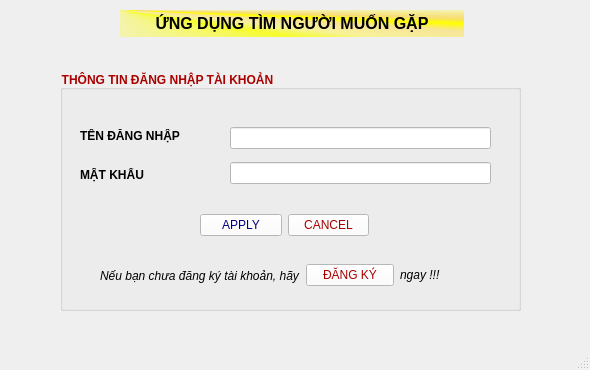
This is client/ui/login_ui.ui in DacLuc/relative_face_recognition_app as Qt 5 draws it before an edit. The edited form follows.
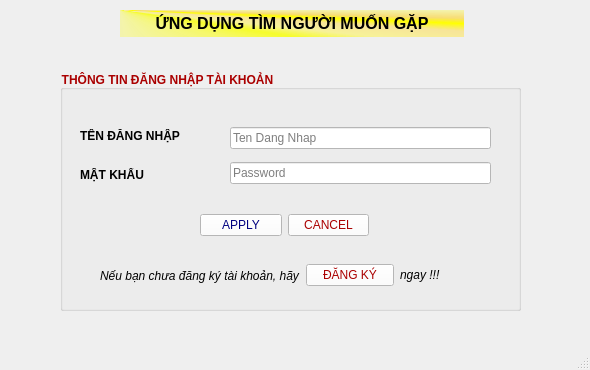
This is the edited form.

```diff
--- a/client/ui/login_ui.ui
+++ b/client/ui/login_ui.ui
@@ -119,6 +119,9 @@
          <string notr="true">background-color: rgb(255, 255, 255);
 color: rgb(0, 0, 0);</string>
         </property>
+        <property name="placeholderText">
+         <string>Ten Dang Nhap</string>
+        </property>
        </widget>
       </item>
       <item>
@@ -127,6 +130,12 @@
          <string notr="true">color: rgb(0, 0, 0);
 background-color: rgb(255, 255, 255);</string>
         </property>
+        <property name="echoMode">
+         <enum>QLineEdit::Password</enum>
+        </property>
+        <property name="placeholderText">
+         <string>Password</string>
+        </property>
        </widget>
       </item>
      </layout>
```
Left out of the diff: 3 changed lines with no effect on the pictures.
